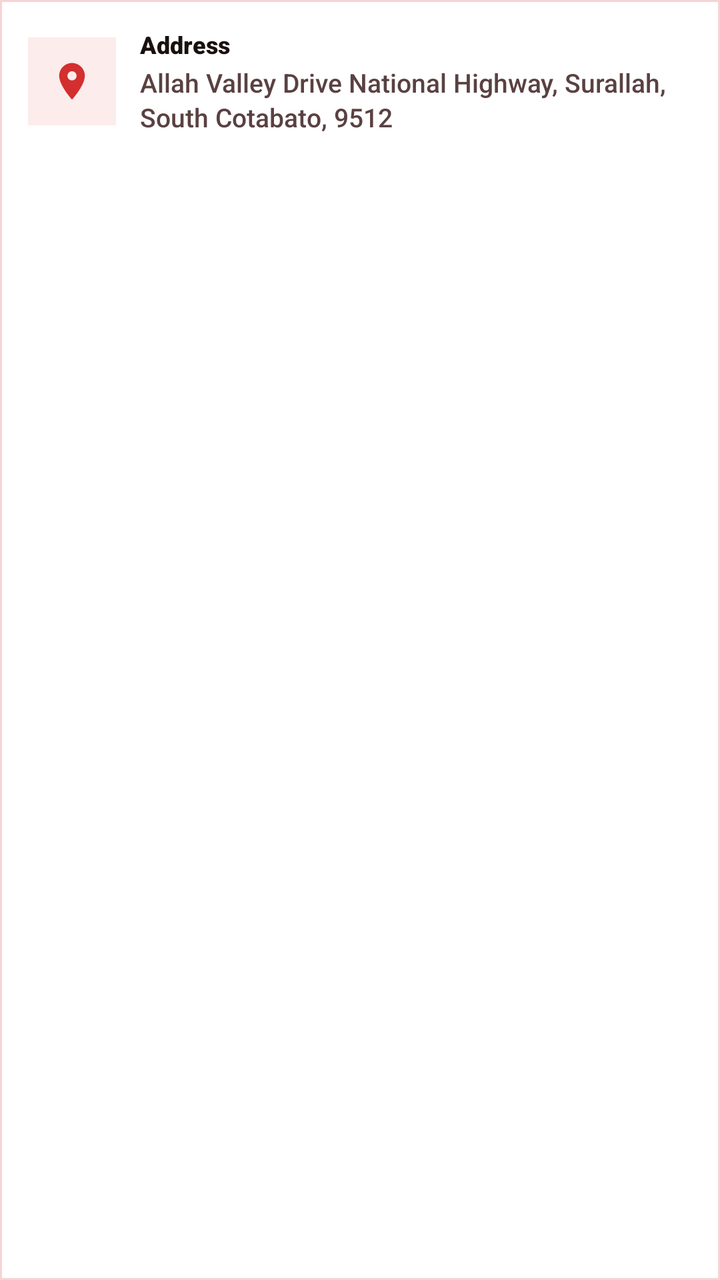
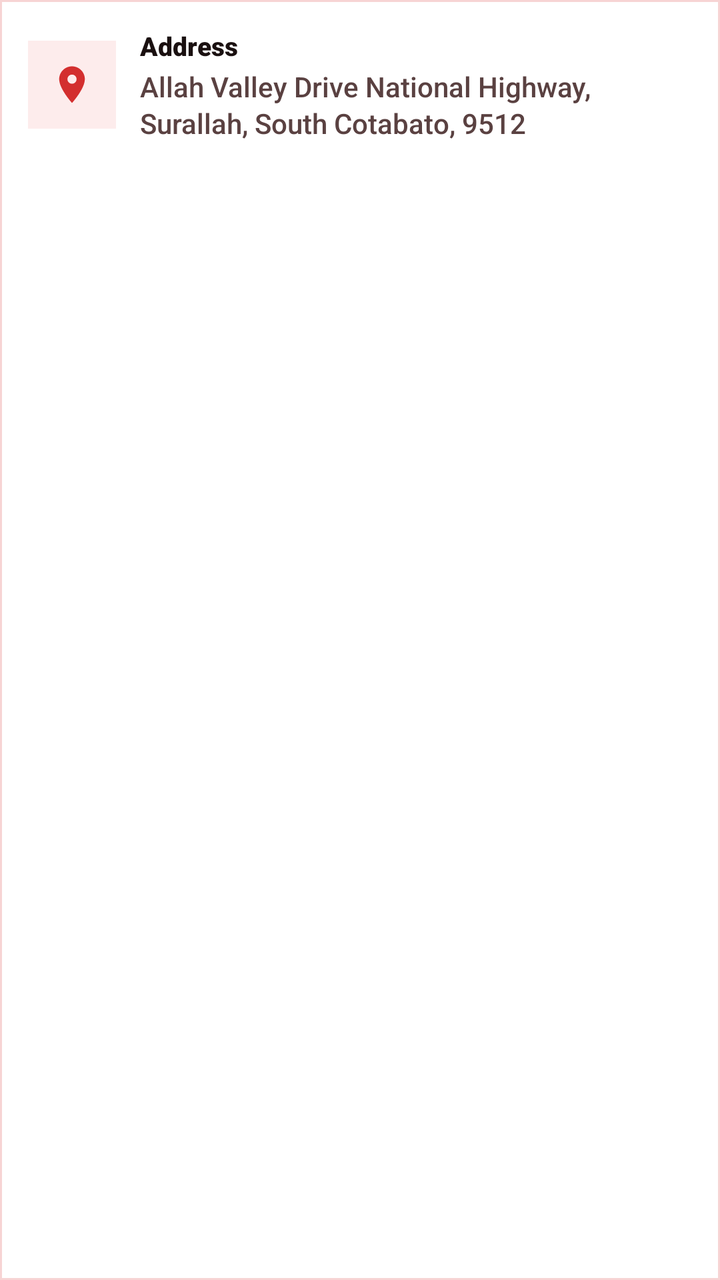

The first picture is an Android layout as it rendered before a commit; the second is the same layout after the commit. The layout source and the unified diff follow.
<!-- AndroidManifest.xml: application theme Theme.VelocitySuites -->
<!-- res/layout/item_landing_contact_address.xml -->
<?xml version="1.0" encoding="utf-8"?>
<com.google.android.material.card.MaterialCardView xmlns:android="http://schemas.android.com/apk/res/android"
    xmlns:app="http://schemas.android.com/apk/res-auto"
    android:layout_width="match_parent"
    android:layout_height="wrap_content"
    android:layout_marginTop="12dp"
    app:cardBackgroundColor="@color/velocity_surface_elevated"
    app:cardCornerRadius="0dp"
    app:cardElevation="0dp"
    app:strokeColor="@color/velocity_red_subtle"
    app:strokeWidth="1dp">

    <LinearLayout
        android:layout_width="match_parent"
        android:layout_height="wrap_content"
        android:gravity="center_vertical"
        android:orientation="horizontal"
        android:padding="14dp">

        <FrameLayout
            android:layout_width="44dp"
            android:layout_height="44dp"
            android:background="@drawable/bg_icon_circle_badge">

            <ImageView
                android:layout_width="22dp"
                android:layout_height="22dp"
                android:layout_gravity="center"
                android:contentDescription="@string/landing_hotel_address_label"
                android:src="@drawable/ic_location"
                app:tint="@color/velocity_red_primary" />
        </FrameLayout>

        <LinearLayout
            android:layout_width="0dp"
            android:layout_height="wrap_content"
            android:layout_marginStart="12dp"
            android:layout_weight="1"
            android:orientation="vertical">

            <TextView
                android:layout_width="match_parent"
                android:layout_height="wrap_content"
                android:fontFamily="sans-serif-black"
                android:text="@string/landing_hotel_address_label"
                android:textColor="@color/velocity_text_primary"
                android:textSize="12sp" />

            <TextView
                android:layout_width="match_parent"
                android:layout_height="wrap_content"
                android:layout_marginTop="2dp"
                android:fontFamily="sans-serif-medium"
                android:lineSpacingExtra="2dp"
                android:text="@string/landing_hotel_address"
                android:textColor="@color/velocity_text_secondary"
                android:textSize="13sp" />
        </LinearLayout>
    </LinearLayout>
</com.google.android.material.card.MaterialCardView>
<!-- resources referenced by this layout -->
<resources>
  <color name="velocity_red_primary">#D32F2F</color>
  <color name="velocity_red_subtle">#F7D4D4</color>
  <color name="velocity_surface_elevated">#FFFFFF</color>
  <color name="velocity_text_primary">#1A1010</color>
  <color name="velocity_text_secondary">#5A4141</color>
  <!-- drawable bg_icon_circle_badge (drawable) -->
  <?xml version="1.0" encoding="utf-8"?>
  <shape xmlns:android="http://schemas.android.com/apk/res/android"
      android:shape="rectangle">
      <solid android:color="@color/velocity_red_soft" />
  </shape>
  <!-- drawable ic_location (drawable) -->
  <vector xmlns:android="http://schemas.android.com/apk/res/android"
      android:width="24dp"
      android:height="24dp"
      android:viewportWidth="24"
      android:viewportHeight="24"
      android:tint="#FF000000">
      <path
          android:fillColor="#FF000000"
          android:pathData="M12,2C8.13,2 5,5.13 5,9c0,5.25 7,13 7,13s7,-7.75 7,-13c0,-3.87 -3.13,-7 -7,-7zM12,11.5c-1.38,0 -2.5,-1.12 -2.5,-2.5s1.12,-2.5 2.5,-2.5 2.5,1.12 2.5,2.5 -1.12,2.5 -2.5,2.5z" />
  </vector>
  <string name="landing_hotel_address">Allah Valley Drive National Highway, Surallah, South Cotabato, 9512</string>
  <string name="landing_hotel_address_label">Address</string>
  <color name="velocity_red_soft">#FDECEC</color>
  <color name="velocity_red_dark">#7F1212</color>
  <color name="white">#FFFFFFFF</color>
  <color name="velocity_red_rose">#EF5350</color>
  <color name="velocity_red_deep">#5A0A0A</color>
  <style name="ShapeAppearance.Velocity.Square" parent="">
          <item name="cornerFamily">rounded</item>
          <item name="cornerSize">0dp</item>
      </style>
  <style name="Widget.Velocity.Card.Flat" parent="Widget.MaterialComponents.CardView">
          <item name="cardElevation">0dp</item>
          <item name="cardCornerRadius">0dp</item>
          <item name="cardBackgroundColor">@color/velocity_surface_elevated</item>
          <item name="strokeColor">@color/velocity_divider_hairline</item>
          <item name="strokeWidth">1dp</item>
          <item name="shapeAppearance">@style/ShapeAppearance.Velocity.Square</item>
      </style>
  <style name="Widget.Velocity.Flat.Chip" parent="Widget.MaterialComponents.Chip.Choice">
          <item name="shapeAppearance">@style/ShapeAppearance.Velocity.Square</item>
          <item name="shapeAppearanceOverlay">@style/ShapeAppearance.Velocity.Square</item>
          <item name="chipCornerRadius">0dp</item>
          <item name="android:minHeight">48dp</item>
          <item name="chipMinHeight">48dp</item>
          <item name="chipStrokeWidth">1dp</item>
          <item name="android:elevation">0dp</item>
      </style>
  <style name="Widget.Velocity.Flat.Snackbar" parent="Widget.MaterialComponents.Snackbar">
          <item name="android:background">@drawable/bg_snackbar_flat</item>
          <item name="android:elevation">0dp</item>
      </style>
  <color name="velocity_divider_hairline">#1A000000</color>
  <!-- drawable bg_snackbar_flat (drawable) -->
  <?xml version="1.0" encoding="utf-8"?>
  <shape xmlns:android="http://schemas.android.com/apk/res/android" android:shape="rectangle">
      <solid android:color="#323232" />
      <stroke android:width="1dp" android:color="#33FFFFFF" />
      <corners android:radius="0dp" />
  </shape>
  <style name="Widget.Velocity.Flat.BottomSheet" parent="Widget.MaterialComponents.BottomSheet.Modal">
          <item name="shapeAppearanceOverlay">@style/ShapeAppearance.Velocity.Square</item>
          <item name="android:elevation">0dp</item>
          <item name="backgroundTint">@color/velocity_surface_elevated</item>
      </style>
  <!-- unchanged entries left out for length: 7 -->
</resources>

<!-- the commit's change to res/layout/item_landing_contact_address.xml (unified diff, before → after) -->
@@ -26,7 +26,7 @@
                 android:layout_width="22dp"
                 android:layout_height="22dp"
                 android:layout_gravity="center"
-                android:contentDescription="@string/landing_hotel_address_label"
+                android:importantForAccessibility="no"
                 android:src="@drawable/ic_location"
                 app:tint="@color/velocity_red_primary" />
         </FrameLayout>
@@ -44,7 +44,7 @@
                 android:fontFamily="sans-serif-black"
                 android:text="@string/landing_hotel_address_label"
                 android:textColor="@color/velocity_text_primary"
-                android:textSize="12sp" />
+                android:textSize="13sp" />
 
             <TextView
                 android:layout_width="match_parent"
@@ -54,7 +54,7 @@
                 android:lineSpacingExtra="2dp"
                 android:text="@string/landing_hotel_address"
                 android:textColor="@color/velocity_text_secondary"
-                android:textSize="13sp" />
+                android:textSize="14sp" />
         </LinearLayout>
     </LinearLayout>
 </com.google.android.material.card.MaterialCardView>
